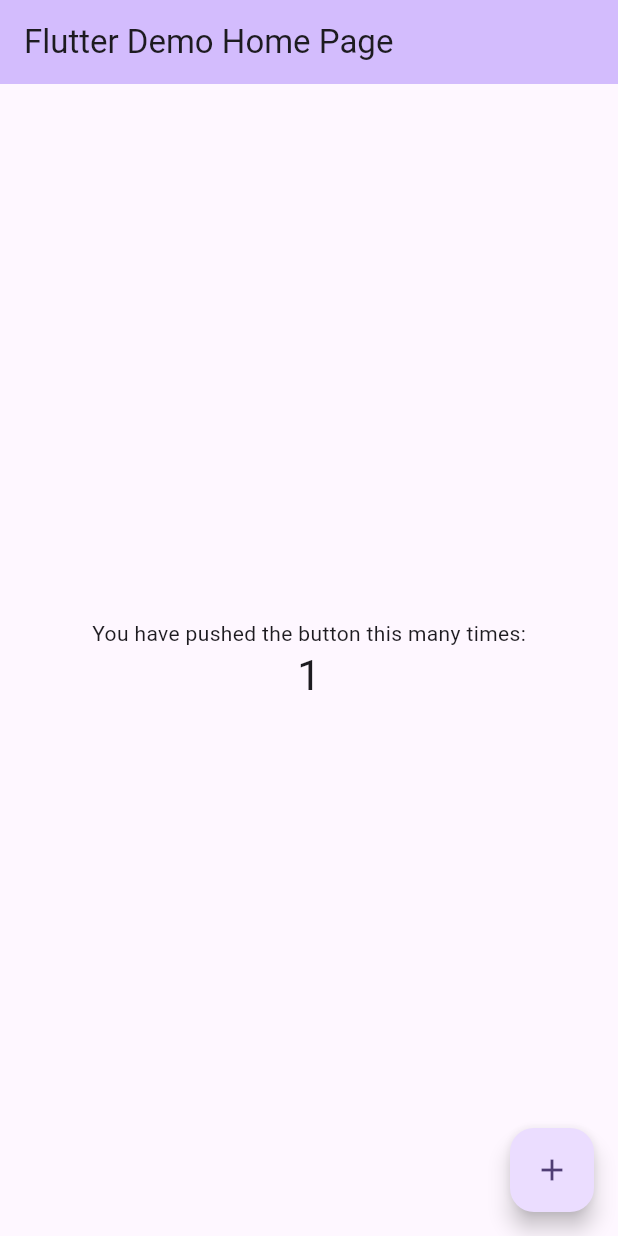
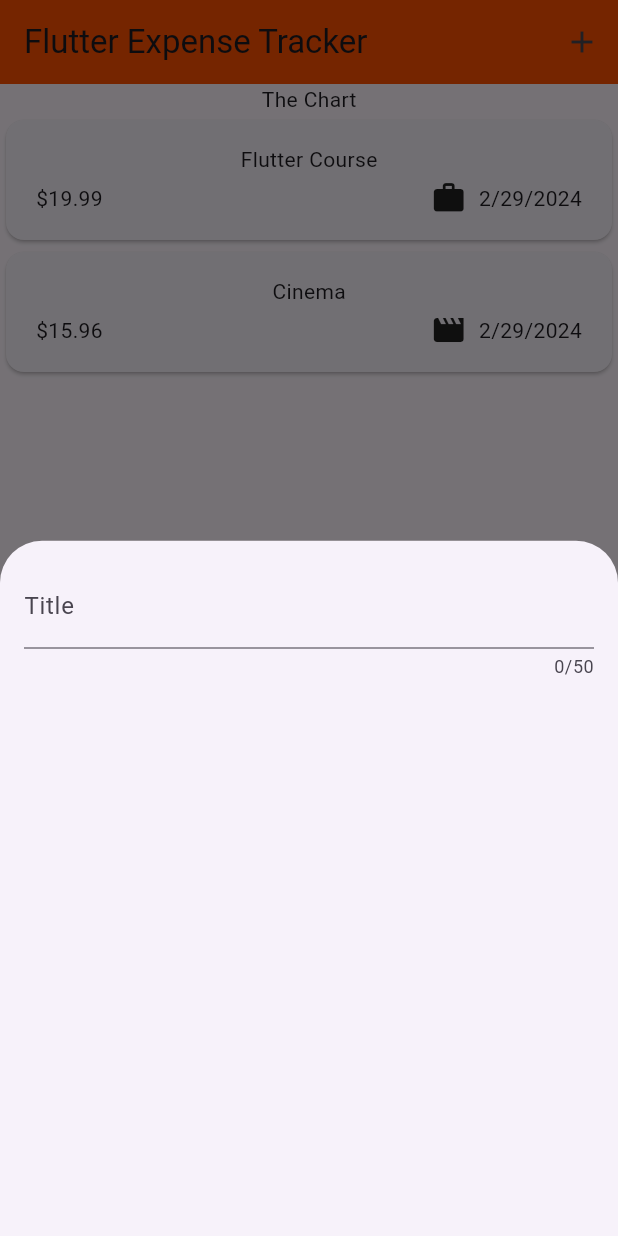
Before and after one commit to mariofouad/Expense-Tracker-Mobile-APP, a Flutter app: the screen it shows after launch, after a tap on the "add" icon, on a phone screen of 412 x 824 dp. Run offline on Flutter 3.47's test engine with Material 3 defaults, Android fonts, the phone set to English and light mode, and no system bars.

Commit message:
Working on expenses list

```diff
--- a/expense_tracker/lib/main.dart
+++ b/expense_tracker/lib/main.dart
@@ -1,125 +1,12 @@
 import 'package:flutter/material.dart';
 
+import 'package:expense_tracker/widgets/expenses.dart';
+
 void main() {
-  runApp(const MyApp());
+  runApp(
+    const MaterialApp(
+      debugShowCheckedModeBanner: false,
+      home: Expenses(),
+    ),
+  );
 }
-
-class MyApp extends StatelessWidget {
-  const MyApp({super.key});
-
-  // This widget is the root of your application.
-  @override
-  Widget build(BuildContext context) {
-    return MaterialApp(
-      title: 'Flutter Demo',
-      theme: ThemeData(
-        // This is the theme of your application.
-        //
-        // TRY THIS: Try running your application with "flutter run". You'll see
-        // the application has a purple toolbar. Then, without quitting the app,
-        // try changing the seedColor in the colorScheme below to Colors.green
-        // and then invoke "hot reload" (save your changes or press the "hot
-        // reload" button in a Flutter-supported IDE, or press "r" if you used
-        // the command line to start the app).
-        //
-        // Notice that the counter didn't reset back to zero; the application
-        // state is not lost during the reload. To reset the state, use hot
-        // restart instead.
-        //
-        // This works for code too, not just values: Most code changes can be
-        // tested with just a hot reload.
-        colorScheme: ColorScheme.fromSeed(seedColor: Colors.deepPurple),
-        useMaterial3: true,
-      ),
-      home: const MyHomePage(title: 'Flutter Demo Home Page'),
-    );
-  }
-}
-
-class MyHomePage extends StatefulWidget {
-  const MyHomePage({super.key, required this.title});
-
-  // This widget is the home page of your application. It is stateful, meaning
-  // that it has a State object (defined below) that contains fields that affect
-  // how it looks.
-
-  // This class is the configuration for the state. It holds the values (in this
-  // case the title) provided by the parent (in this case the App widget) and
-  // used by the build method of the State. Fields in a Widget subclass are
-  // always marked "final".
-
-  final String title;
-
-  @override
-  State<MyHomePage> createState() => _MyHomePageState();
-}
-
-class _MyHomePageState extends State<MyHomePage> {
-  int _counter = 0;
-
-  void _incrementCounter() {
-    setState(() {
-      // This call to setState tells the Flutter framework that something has
-      // changed in this State, which causes it to rerun the build method below
-      // so that the display can reflect the updated values. If we changed
-      // _counter without calling setState(), then the build method would not be
-      // called again, and so nothing would appear to happen.
-      _counter++;
-    });
-  }
-
-  @override
-  Widget build(BuildContext context) {
-    // This method is rerun every time setState is called, for instance as done
-    // by the _incrementCounter method above.
-    //
-    // The Flutter framework has been optimized to make rerunning build methods
-    // fast, so that you can just rebuild anything that needs updating rather
-    // than having to individually change instances of widgets.
-    return Scaffold(
-      appBar: AppBar(
-        // TRY THIS: Try changing the color here to a specific color (to
-        // Colors.amber, perhaps?) and trigger a hot reload to see the AppBar
-        // change color while the other colors stay the same.
-        backgroundColor: Theme.of(context).colorScheme.inversePrimary,
-        // Here we take the value from the MyHomePage object that was created by
-        // the App.build method, and use it to set our appbar title.
-        title: Text(widget.title),
-      ),
-      body: Center(
-        // Center is a layout widget. It takes a single child and positions it
-        // in the middle of the parent.
-        child: Column(
-          // Column is also a layout widget. It takes a list of children and
-          // arranges them vertically. By default, it sizes itself to fit its
-          // children horizontally, and tries to be as tall as its parent.
-          //
-          // Column has various properties to control how it sizes itself and
-          // how it positions its children. Here we use mainAxisAlignment to
-          // center the children vertically; the main axis here is the vertical
-          // axis because Columns are vertical (the cross axis would be
-          // horizontal).
-          //
-          // TRY THIS: Invoke "debug painting" (choose the "Toggle Debug Paint"
-          // action in the IDE, or press "p" in the console), to see the
-          // wireframe for each widget.
-          mainAxisAlignment: MainAxisAlignment.center,
-          children: <Widget>[
-            const Text(
-              'You have pushed the button this many times:',
-            ),
-            Text(
-              '$_counter',
-              style: Theme.of(context).textTheme.headlineMedium,
-            ),
-          ],
-        ),
-      ),
-      floatingActionButton: FloatingActionButton(
-        onPressed: _incrementCounter,
-        tooltip: 'Increment',
-        child: const Icon(Icons.add),
-      ), // This trailing comma makes auto-formatting nicer for build methods.
-    );
-  }
-}
--- /dev/null
+++ b/expense_tracker/lib/models/expense.dart
@@ -0,0 +1,35 @@
+import 'package:uuid/uuid.dart';
+import 'package:flutter/material.dart';
+import 'package:intl/intl.dart';
+
+final formatter = DateFormat.yMd();
+
+const uuid = Uuid();
+
+enum Category { food, travel, leisure, work }
+
+const categoryIcons = {
+  Category.food: Icons.lunch_dining,
+  Category.travel: Icons.flight_takeoff,
+  Category.leisure: Icons.movie,
+  Category.work: Icons.work,
+};
+
+class Expense {
+  Expense({
+    required this.title,
+    required this.amount,
+    required this.date,
+    required this.category,
+  }) : id = uuid.v4();
+
+  final String id;
+  final String title;
+  final double amount;
+  final DateTime date;
+  final Category category;
+
+  String get formattedDate {
+    return formatter.format(date);
+  }
+}
--- /dev/null
+++ b/expense_tracker/lib/widgets/expenses.dart
@@ -0,0 +1,57 @@
+import 'package:expense_tracker/widgets/new_expense.dart';
+import 'package:flutter/material.dart';
+
+import 'package:expense_tracker/models/expense.dart';
+import 'package:expense_tracker/widgets/expenses_list/expenses_list.dart';
+
+class Expenses extends StatefulWidget {
+  const Expenses({super.key});
+  @override
+  State<Expenses> createState() {
+    return _ExpensesState();
+  }
+}
+
+class _ExpensesState extends State<Expenses> {
+  final List<Expense> _registeredExpenses = [
+    Expense(
+        title: 'Flutter Course',
+        amount: 19.99,
+        date: DateTime.now(),
+        category: Category.work),
+    Expense(
+        title: 'Cinema',
+        amount: 15.96,
+        date: DateTime.now(),
+        category: Category.leisure),
+  ];
+
+  void _openAddExpenseOverlay() {
+    showModalBottomSheet(
+      context: context,
+      builder: (ctx) => const NewExpense(),
+    );
+  }
+
+  @override
+  Widget build(BuildContext context) {
+    return Scaffold(
+      appBar: AppBar(
+        backgroundColor: const Color.fromARGB(255, 255, 80, 0),
+        title: const Text('Flutter Expense Tracker'),
+        actions: [
+          IconButton(
+            onPressed: _openAddExpenseOverlay,
+            icon: const Icon(Icons.add),
+          )
+        ],
+      ),
+      body: Column(
+        children: [
+          const Text("The Chart"),
+          Expanded(child: ExpensesList(expenses: _registeredExpenses)),
+        ],
+      ),
+    );
+  }
+}
--- /dev/null
+++ b/expense_tracker/lib/widgets/expenses_list/expense_item.dart
@@ -0,0 +1,39 @@
+import 'package:flutter/material.dart';
+import 'package:expense_tracker/models/expense.dart';
+
+class ExpenseItem extends StatelessWidget {
+  const ExpenseItem(this.expense, {super.key});
+
+  final Expense expense;
+
+  @override
+  Widget build(BuildContext context) {
+    return Card(
+      child: Padding(
+        padding: const EdgeInsets.symmetric(
+          horizontal: 20,
+          vertical: 16,
+        ),
+        child: Column(
+          children: [
+            Text(expense.title),
+            const SizedBox(height: 4),
+            Row(
+              children: [
+                Text('\$${expense.amount.toStringAsFixed(2)}'),
+                const Spacer(),
+                Row(
+                  children: [
+                    Icon(categoryIcons[expense.category]),
+                    const SizedBox(width: 8),
+                    Text(expense.formattedDate),
+                  ],
+                ),
+              ],
+            ),
+          ],
+        ),
+      ),
+    );
+  }
+}
--- /dev/null
+++ b/expense_tracker/lib/widgets/expenses_list/expenses_list.dart
@@ -0,0 +1,17 @@
+import 'package:expense_tracker/widgets/expenses_list/expense_item.dart';
+import 'package:flutter/widgets.dart';
+import 'package:expense_tracker/models/expense.dart';
+
+class ExpensesList extends StatelessWidget {
+  const ExpensesList({super.key, required this.expenses});
+
+  final List<Expense> expenses;
+
+  @override
+  Widget build(BuildContext context) {
+    return ListView.builder(
+      itemCount: expenses.length,
+      itemBuilder: (ctx, index) => ExpenseItem(expenses[index]),
+    );
+  }
+}
--- /dev/null
+++ b/expense_tracker/lib/widgets/new_expense.dart
@@ -0,0 +1,30 @@
+import 'package:flutter/material.dart';
+import 'package:flutter/widgets.dart';
+
+class NewExpense extends StatefulWidget {
+  const NewExpense({super.key});
+
+  @override
+  State<NewExpense> createState() {
+    return _NewExpenseState();
+  }
+}
+
+class _NewExpenseState extends State<NewExpense> {
+  @override
+  Widget build(BuildContext context) {
+    return const Padding(
+      padding: EdgeInsets.all(16),
+      child: Column(
+        children: [
+          TextField(
+            maxLength: 50,
+            decoration: InputDecoration(
+              label: Text('Title'),
+            ),
+          )
+        ],
+      ),
+    );
+  }
+}
--- a/expense_tracker/pubspec.yaml
+++ b/expense_tracker/pubspec.yaml
@@ -35,6 +35,8 @@ dependencies:
   # The following adds the Cupertino Icons font to your application.
   # Use with the CupertinoIcons class for iOS style icons.
   cupertino_icons: ^1.0.6
+  uuid: ^4.3.3
+  intl: ^0.19.0
 
 dev_dependencies:
   flutter_test:
```
Also changed, not shown: expense_tracker/pubspec.lock.
